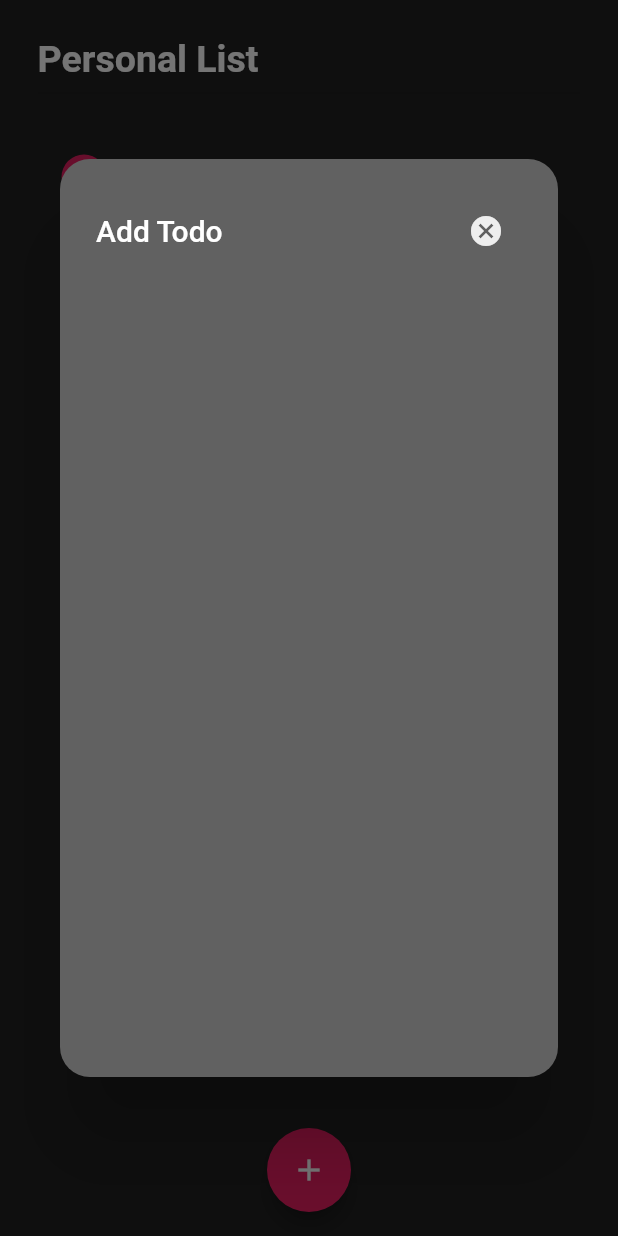
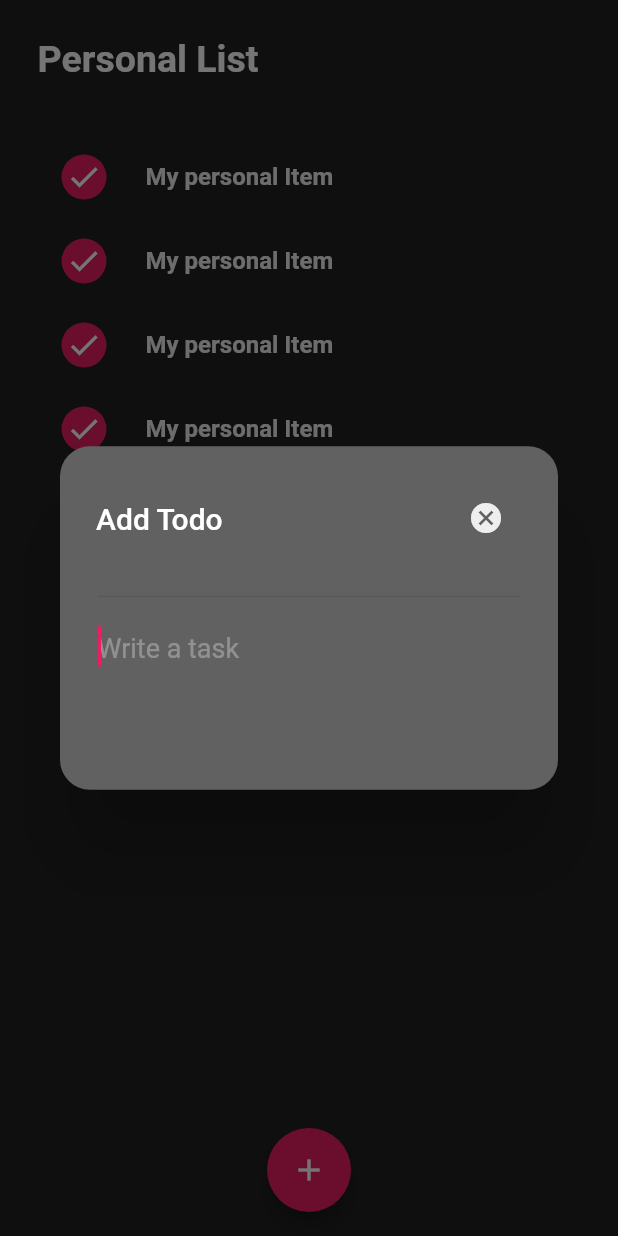
Before and after one commit to RafaelMarinho96/todo-list, a Flutter app: the screen it shows after launch, after a tap on the "add" icon, on a phone screen of 412 x 824 dp. Run offline on Flutter 3.47's test engine with Material 2 defaults, Android fonts, the phone set to English and light mode, and no system bars.

```diff
--- a/lib/screens/list_screen.dart
+++ b/lib/screens/list_screen.dart
@@ -4,6 +4,7 @@ class ListScreen extends StatelessWidget {
   @override
   Widget build(BuildContext context) {
     return Scaffold(
+      resizeToAvoidBottomInset: false,
       body: SafeArea(
           child: Padding(
         padding: EdgeInsets.all(25.0),
@@ -81,9 +82,19 @@ class ListScreen extends StatelessWidget {
                     ],
                   ),
                   children: [
-                    Container(
-                      height: 500,
+                    Divider(),
+                    TextFormField(
+                      autofocus: true,
+                      style: TextStyle(
+                          fontSize: 18.0, height: 1.5, color: Colors.white),
+                      decoration: InputDecoration(
+                          hintText: 'Write a task',
+                          hintStyle: TextStyle(color: Colors.white30),
+                          border: InputBorder.none),
+                    ),
+                    SizedBox(
                       width: MediaQuery.of(context).size.width,
+                      height: 50.0,
                     )
                   ],
                 );
```
